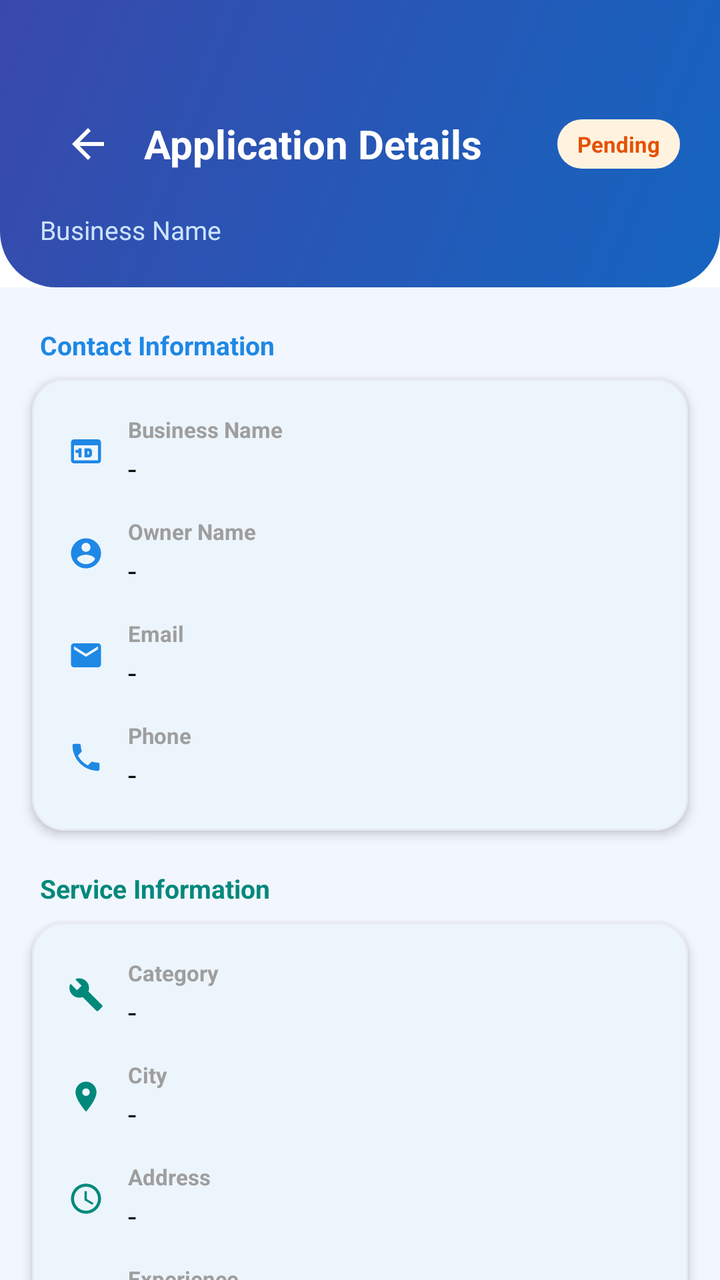
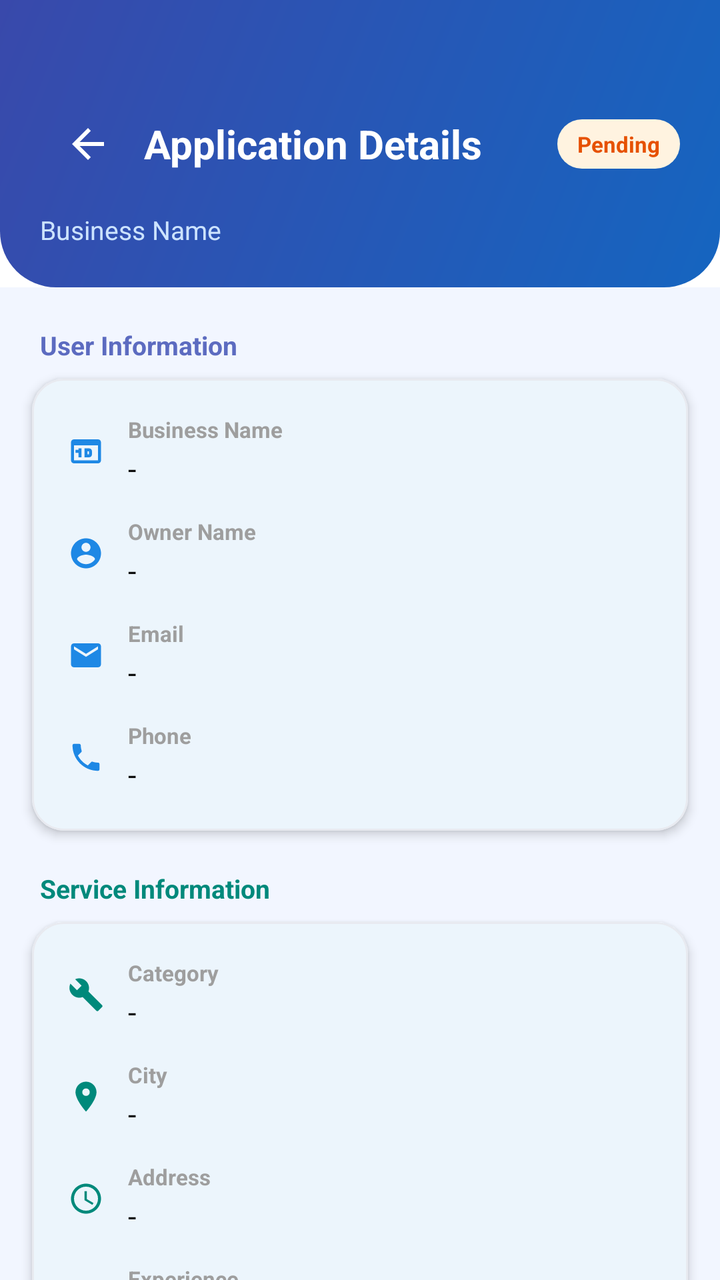

Screens rendered from an Android XML layout before and after an edit, with the pre-edit source and the edit as a unified diff.
<!-- AndroidManifest.xml: application theme Theme.QuickFix -->
<!-- res/layout/activity_provider_application_detail.xml -->
<?xml version="1.0" encoding="utf-8"?>
<androidx.coordinatorlayout.widget.CoordinatorLayout
    xmlns:android="http://schemas.android.com/apk/res/android"
    xmlns:app="http://schemas.android.com/apk/res-auto"
    android:layout_width="match_parent"
    android:layout_height="match_parent"
    android:background="#F2F6FF">

    
    <com.google.android.material.appbar.AppBarLayout
        android:id="@+id/appBarLayout"
        android:layout_width="match_parent"
        android:layout_height="wrap_content"
        android:theme="@style/ThemeOverlay.AppCompat.Dark.ActionBar"
        app:elevation="0dp">

        <LinearLayout
            android:layout_width="match_parent"
            android:layout_height="wrap_content"
            android:orientation="vertical"
            android:background="@drawable/bg_user_mgmt_header"
            android:paddingStart="20dp"
            android:paddingEnd="20dp"
            android:paddingTop="48dp"
            android:paddingBottom="20dp">

            <LinearLayout
                android:layout_width="match_parent"
                android:layout_height="wrap_content"
                android:orientation="horizontal"
                android:gravity="center_vertical"
                android:layout_marginBottom="10dp">

                <androidx.appcompat.widget.Toolbar
                    android:id="@+id/toolbar"
                    android:layout_width="48dp"
                    android:layout_height="48dp"
                    android:background="@android:color/transparent"
                    app:navigationIcon="@drawable/ic_arrow_back_white"
                    app:titleTextColor="@color/white" />

                <TextView
                    android:layout_width="0dp"
                    android:layout_height="wrap_content"
                    android:layout_weight="1"
                    android:text="Application Details"
                    android:textColor="@color/white"
                    android:textSize="20sp"
                    android:textStyle="bold"
                    android:layout_marginStart="4dp" />

                
                <TextView
                    android:id="@+id/tvHeaderStatus"
                    android:layout_width="wrap_content"
                    android:layout_height="wrap_content"
                    android:text="Pending"
                    android:textColor="#E65100"
                    android:background="@drawable/bg_status_pending"
                    android:textSize="11sp"
                    android:textStyle="bold"
                    android:paddingHorizontal="10dp"
                    android:paddingVertical="5dp" />
            </LinearLayout>

            <TextView
                android:id="@+id/tvHeaderBusinessName"
                android:layout_width="wrap_content"
                android:layout_height="wrap_content"
                android:text="Business Name"
                android:textColor="#CCE3FF"
                android:textSize="13sp" />
        </LinearLayout>
    </com.google.android.material.appbar.AppBarLayout>

    
    <androidx.core.widget.NestedScrollView
        android:layout_width="match_parent"
        android:layout_height="match_parent"
        app:layout_behavior="@string/appbar_scrolling_view_behavior">

        <LinearLayout
            android:layout_width="match_parent"
            android:layout_height="wrap_content"
            android:orientation="vertical"
            android:paddingBottom="100dp">

            
            <TextView
                android:layout_width="match_parent"
                android:layout_height="wrap_content"
                android:paddingHorizontal="20dp"
                android:paddingTop="20dp"
                android:paddingBottom="8dp"
                android:text="Contact Information"
                android:textColor="#1E88E5"
                android:textSize="13sp"
                android:textStyle="bold" />

            <com.google.android.material.card.MaterialCardView
                android:layout_width="match_parent"
                android:layout_height="wrap_content"
                android:layout_marginHorizontal="16dp"
                app:cardCornerRadius="16dp"
                app:cardElevation="3dp"
                app:cardBackgroundColor="@color/card_bg"
                app:strokeColor="#E8EAF0"
                app:strokeWidth="1dp">

                <LinearLayout
                    android:layout_width="match_parent"
                    android:layout_height="wrap_content"
                    android:orientation="vertical"
                    android:padding="18dp">

                    
                    <LinearLayout android:layout_width="match_parent" android:layout_height="wrap_content"
                        android:orientation="horizontal" android:gravity="center_vertical"
                        android:layout_marginBottom="14dp">
                        <ImageView android:layout_width="18dp" android:layout_height="18dp"
                            android:src="@drawable/ic_business" app:tint="#1E88E5"
                            android:layout_marginEnd="12dp" />
                        <LinearLayout android:layout_width="0dp" android:layout_height="wrap_content"
                            android:layout_weight="1" android:orientation="vertical">
                            <TextView android:layout_width="wrap_content" android:layout_height="wrap_content"
                                android:text="Business Name" android:textColor="#9E9E9E"
                                android:textSize="11sp" android:textStyle="bold" />
                            <TextView android:id="@+id/tvBusinessName"
                                android:layout_width="wrap_content" android:layout_height="wrap_content"
                                android:textColor="#0D0D0D" android:textSize="15sp"
                                android:layout_marginTop="2dp" android:text="-" />
                        </LinearLayout>
                    </LinearLayout>

                    
                    <LinearLayout android:layout_width="match_parent" android:layout_height="wrap_content"
                        android:orientation="horizontal" android:gravity="center_vertical"
                        android:layout_marginBottom="14dp">
                        <ImageView android:layout_width="18dp" android:layout_height="18dp"
                            android:src="@drawable/ic_person" app:tint="#1E88E5"
                            android:layout_marginEnd="12dp" />
                        <LinearLayout android:layout_width="0dp" android:layout_height="wrap_content"
                            android:layout_weight="1" android:orientation="vertical">
                            <TextView android:layout_width="wrap_content" android:layout_height="wrap_content"
                                android:text="Owner Name" android:textColor="#9E9E9E"
                                android:textSize="11sp" android:textStyle="bold" />
                            <TextView android:id="@+id/tvOwnerName"
                                android:layout_width="wrap_content" android:layout_height="wrap_content"
                                android:textColor="#0D0D0D" android:textSize="15sp"
                                android:layout_marginTop="2dp" android:text="-" />
                        </LinearLayout>
                    </LinearLayout>

                    
                    <LinearLayout android:layout_width="match_parent" android:layout_height="wrap_content"
                        android:orientation="horizontal" android:gravity="center_vertical"
                        android:layout_marginBottom="14dp">
                        <ImageView android:layout_width="18dp" android:layout_height="18dp"
                            android:src="@drawable/ic_email" app:tint="#1E88E5"
                            android:layout_marginEnd="12dp" />
                        <LinearLayout android:layout_width="0dp" android:layout_height="wrap_content"
                            android:layout_weight="1" android:orientation="vertical">
                            <TextView android:layout_width="wrap_content" android:layout_height="wrap_content"
                                android:text="Email" android:textColor="#9E9E9E"
                                android:textSize="11sp" android:textStyle="bold" />
                            <TextView android:id="@+id/tvEmail"
                                android:layout_width="wrap_content" android:layout_height="wrap_content"
                                android:textColor="#0D0D0D" android:textSize="15sp"
                                android:layout_marginTop="2dp" android:text="-" />
                        </LinearLayout>
                    </LinearLayout>

                    
                    <LinearLayout android:layout_width="match_parent" android:layout_height="wrap_content"
                        android:orientation="horizontal" android:gravity="center_vertical">
                        <ImageView android:layout_width="18dp" android:layout_height="18dp"
                            android:src="@drawable/ic_phone" app:tint="#1E88E5"
                            android:layout_marginEnd="12dp" />
                        <LinearLayout android:layout_width="0dp" android:layout_height="wrap_content"
                            android:layout_weight="1" android:orientation="vertical">
                            <TextView android:layout_width="wrap_content" android:layout_height="wrap_content"
                                android:text="Phone" android:textColor="#9E9E9E"
                                android:textSize="11sp" android:textStyle="bold" />
                            <TextView android:id="@+id/tvPhone"
                                android:layout_width="wrap_content" android:layout_height="wrap_content"
                                android:textColor="#0D0D0D" android:textSize="15sp"
                                android:layout_marginTop="2dp" android:text="-" />
                        </LinearLayout>
                    </LinearLayout>
                </LinearLayout>
            </com.google.android.material.card.MaterialCardView>

            
            <TextView
                android:layout_width="match_parent"
                android:layout_height="wrap_content"
                android:paddingHorizontal="20dp"
                android:paddingTop="20dp"
                android:paddingBottom="8dp"
                android:text="Service Information"
                android:textColor="#00897B"
                android:textSize="13sp"
                android:textStyle="bold" />

            <com.google.android.material.card.MaterialCardView
                android:layout_width="match_parent"
                android:layout_height="wrap_content"
                android:layout_marginHorizontal="16dp"
                app:cardCornerRadius="16dp"
                app:cardElevation="3dp"
                app:cardBackgroundColor="@color/card_bg"
                app:strokeColor="#E8EAF0"
                app:strokeWidth="1dp">

                <LinearLayout
                    android:layout_width="match_parent"
                    android:layout_height="wrap_content"
                    android:orientation="vertical"
                    android:padding="18dp">

                    
                    <LinearLayout android:layout_width="match_parent" android:layout_height="wrap_content"
                        android:orientation="horizontal" android:gravity="center_vertical"
                        android:layout_marginBottom="14dp">
                        <ImageView android:layout_width="18dp" android:layout_height="18dp"
                            android:src="@drawable/ic_services" app:tint="#00897B"
                            android:layout_marginEnd="12dp" />
                        <LinearLayout android:layout_width="0dp" android:layout_height="wrap_content"
                            android:layout_weight="1" android:orientation="vertical">
                            <TextView android:layout_width="wrap_content" android:layout_height="wrap_content"
                                android:text="Category" android:textColor="#9E9E9E"
                                android:textSize="11sp" android:textStyle="bold" />
                            <TextView android:id="@+id/tvCategory"
                                android:layout_width="wrap_content" android:layout_height="wrap_content"
                                android:textColor="#0D0D0D" android:textSize="15sp"
                                android:layout_marginTop="2dp" android:text="-" />
                        </LinearLayout>
                    </LinearLayout>

                    
                    <LinearLayout android:layout_width="match_parent" android:layout_height="wrap_content"
                        android:orientation="horizontal" android:gravity="center_vertical"
                        android:layout_marginBottom="14dp">
                        <ImageView android:layout_width="18dp" android:layout_height="18dp"
                            android:src="@drawable/ic_city" app:tint="#00897B"
                            android:layout_marginEnd="12dp" />
                        <LinearLayout android:layout_width="0dp" android:layout_height="wrap_content"
                            android:layout_weight="1" android:orientation="vertical">
                            <TextView android:layout_width="wrap_content" android:layout_height="wrap_content"
                                android:text="City" android:textColor="#9E9E9E"
                                android:textSize="11sp" android:textStyle="bold" />
                            <TextView android:id="@+id/tvCity"
                                android:layout_width="wrap_content" android:layout_height="wrap_content"
                                android:textColor="#0D0D0D" android:textSize="15sp"
                                android:layout_marginTop="2dp" android:text="-" />
                        </LinearLayout>
                    </LinearLayout>

                    
                    <LinearLayout android:layout_width="match_parent" android:layout_height="wrap_content"
                        android:orientation="horizontal" android:gravity="center_vertical"
                        android:layout_marginBottom="14dp">
                        <ImageView android:layout_width="18dp" android:layout_height="18dp"
                            android:src="@drawable/ic_location" app:tint="#00897B"
                            android:layout_marginEnd="12dp" />
                        <LinearLayout android:layout_width="0dp" android:layout_height="wrap_content"
                            android:layout_weight="1" android:orientation="vertical">
                            <TextView android:layout_width="wrap_content" android:layout_height="wrap_content"
                                android:text="Address" android:textColor="#9E9E9E"
                                android:textSize="11sp" android:textStyle="bold" />
                            <TextView android:id="@+id/tvAddress"
                                android:layout_width="wrap_content" android:layout_height="wrap_content"
                                android:textColor="#0D0D0D" android:textSize="15sp"
                                android:layout_marginTop="2dp" android:text="-" />
                        </LinearLayout>
                    </LinearLayout>

                    
                    <LinearLayout android:layout_width="match_parent" android:layout_height="wrap_content"
                        android:orientation="horizontal" android:gravity="center_vertical"
                        android:layout_marginBottom="14dp">
                        <ImageView android:layout_width="18dp" android:layout_height="18dp"
                            android:src="@drawable/ic_calendar" app:tint="#00897B"
                            android:layout_marginEnd="12dp" />
                        <LinearLayout android:layout_width="0dp" android:layout_height="wrap_content"
                            android:layout_weight="1" android:orientation="vertical">
                            <TextView android:layout_width="wrap_content" android:layout_height="wrap_content"
                                android:text="Experience" android:textColor="#9E9E9E"
                                android:textSize="11sp" android:textStyle="bold" />
                            <TextView android:id="@+id/tvExperience"
                                android:layout_width="wrap_content" android:layout_height="wrap_content"
                                android:textColor="#0D0D0D" android:textSize="15sp"
                                android:layout_marginTop="2dp" android:text="-" />
                        </LinearLayout>
                    </LinearLayout>

                    
                    <LinearLayout android:layout_width="match_parent" android:layout_height="wrap_content"
                        android:orientation="horizontal" android:gravity="top">
                        <ImageView android:layout_width="18dp" android:layout_height="18dp"
                            android:src="@drawable/ic_content" app:tint="#00897B"
                            android:layout_marginEnd="12dp"
                            android:layout_marginTop="2dp" />
                        <LinearLayout android:layout_width="0dp" android:layout_height="wrap_content"
                            android:layout_weight="1" android:orientation="vertical">
                            <TextView android:layout_width="wrap_content" android:layout_height="wrap_content"
                                android:text="Description" android:textColor="#9E9E9E"
                                android:textSize="11sp" android:textStyle="bold" />
                            <TextView android:id="@+id/tvDescription"
                                android:layout_width="match_parent" android:layout_height="wrap_content"
                                android:textColor="@color/text_primary" android:textSize="14sp"
                                android:layout_marginTop="2dp"
                                android:lineSpacingMultiplier="1.4"
                                android:text="-" />
                        </LinearLayout>
                    </LinearLayout>
                </LinearLayout>
            </com.google.android.material.card.MaterialCardView>

            
            <TextView
                android:layout_width="match_parent"
                android:layout_height="wrap_content"
                android:paddingHorizontal="20dp"
                android:paddingTop="20dp"
                android:paddingBottom="8dp"
                android:text="Application Info"
                android:textColor="#7B1FA2"
                android:textSize="13sp"
                android:textStyle="bold" />

            <com.google.android.material.card.MaterialCardView
                android:layout_width="match_parent"
                android:layout_height="wrap_content"
                android:layout_marginHorizontal="16dp"
                app:cardCornerRadius="16dp"
                app:cardElevation="3dp"
                app:cardBackgroundColor="@color/card_bg"
                app:strokeColor="#E8EAF0"
                app:strokeWidth="1dp">

                <LinearLayout
                    android:layout_width="match_parent"
                    android:layout_height="wrap_content"
                    android:orientation="vertical"
                    android:padding="18dp">

                    
                    <LinearLayout android:layout_width="match_parent" android:layout_height="wrap_content"
                        android:orientation="horizontal" android:gravity="center_vertical"
                        android:layout_marginBottom="14dp">
                        <ImageView android:layout_width="18dp" android:layout_height="18dp"
                            android:src="@drawable/ic_calendar" app:tint="#7B1FA2"
                            android:layout_marginEnd="12dp" />
                        <LinearLayout android:layout_width="0dp" android:layout_height="wrap_content"
                            android:layout_weight="1" android:orientation="vertical">
                            <TextView android:layout_width="wrap_content" android:layout_height="wrap_content"
                                android:text="Date Applied" android:textColor="#9E9E9E"
                                android:textSize="11sp" android:textStyle="bold" />
                            <TextView android:id="@+id/tvDate"
                                android:layout_width="wrap_content" android:layout_height="wrap_content"
                                android:textColor="#0D0D0D" android:textSize="15sp"
                                android:layout_marginTop="2dp" android:text="-" />
                        </LinearLayout>
                    </LinearLayout>

                    
                    <LinearLayout
                        android:id="@+id/layoutRejectionReason"
                        android:layout_width="match_parent"
                        android:layout_height="wrap_content"
                        android:orientation="horizontal"
                        android:gravity="center_vertical"
                        android:visibility="gone">
                        <ImageView android:layout_width="18dp" android:layout_height="18dp"
                            android:src="@drawable/ic_close" app:tint="#D32F2F"
                            android:layout_marginEnd="12dp" />
                        <LinearLayout android:layout_width="0dp" android:layout_height="wrap_content"
                            android:layout_weight="1" android:orientation="vertical">
                            <TextView android:layout_width="wrap_content" android:layout_height="wrap_content"
                                android:text="Rejection Reason" android:textColor="#D32F2F"
                                android:textSize="11sp" android:textStyle="bold" />
                            <TextView android:id="@+id/tvRejectionReason"
                                android:layout_width="wrap_content" android:layout_height="wrap_content"
                                android:textColor="#B71C1C" android:textSize="14sp"
                                android:layout_marginTop="2dp" android:text="-" />
                        </LinearLayout>
                    </LinearLayout>
                </LinearLayout>
            </com.google.android.material.card.MaterialCardView>

            
            <TextView
                android:layout_width="match_parent"
                android:layout_height="wrap_content"
                android:paddingHorizontal="20dp"
                android:paddingTop="20dp"
                android:paddingBottom="8dp"
                android:text="Uploaded Files"
                android:textColor="#E65100"
                android:textSize="13sp"
                android:textStyle="bold" />

            <com.google.android.material.card.MaterialCardView
                android:layout_width="match_parent"
                android:layout_height="wrap_content"
                android:layout_marginHorizontal="16dp"
                app:cardCornerRadius="16dp"
                app:cardElevation="3dp"
                app:cardBackgroundColor="@color/card_bg"
                app:strokeColor="#E8EAF0"
                app:strokeWidth="1dp">

                <LinearLayout
                    android:layout_width="match_parent"
                    android:layout_height="wrap_content"
                    android:orientation="vertical"
                    android:padding="18dp">

                    
                    <LinearLayout android:layout_width="match_parent" android:layout_height="wrap_content"
                        android:orientation="horizontal" android:gravity="center_vertical"
                        android:layout_marginBottom="14dp">
                        <ImageView android:layout_width="18dp" android:layout_height="18dp"
                            android:src="@drawable/ic_business" app:tint="#E65100"
                            android:layout_marginEnd="12dp" />
                        <LinearLayout android:layout_width="0dp" android:layout_height="wrap_content"
                            android:layout_weight="1" android:orientation="vertical">
                            <TextView android:layout_width="wrap_content" android:layout_height="wrap_content"
                                android:text="Business Image" android:textColor="#9E9E9E"
                                android:textSize="11sp" android:textStyle="bold" />
                            <TextView android:id="@+id/tvBusinessImage"
                                android:layout_width="wrap_content" android:layout_height="wrap_content"
                                android:textColor="#1E88E5" android:textSize="14sp"
                                android:layout_marginTop="2dp"
                                android:text="Tap to view image"
                                android:clickable="true"
                                android:focusable="true"
                                android:background="?attr/selectableItemBackgroundBorderless" />
                        </LinearLayout>
                    </LinearLayout>

                    
                    <LinearLayout android:layout_width="match_parent" android:layout_height="wrap_content"
                        android:orientation="horizontal" android:gravity="center_vertical">
                        <ImageView android:layout_width="18dp" android:layout_height="18dp"
                            android:src="@drawable/ic_lock" app:tint="#D32F2F"
                            android:layout_marginEnd="12dp" />
                        <LinearLayout android:layout_width="0dp" android:layout_height="wrap_content"
                            android:layout_weight="1" android:orientation="vertical">
                            <TextView android:layout_width="wrap_content" android:layout_height="wrap_content"
                                android:text="ID Proof (Admin Only)" android:textColor="#D32F2F"
                                android:textSize="11sp" android:textStyle="bold" />
                            <LinearLayout android:layout_width="wrap_content" android:layout_height="wrap_content"
                                android:orientation="horizontal" android:gravity="center_vertical"
                                android:layout_marginTop="4dp">
                                <ProgressBar
                                    android:id="@+id/pbIdProof"
                                    android:layout_width="16dp"
                                    android:layout_height="16dp"
                                    android:indeterminateTint="#D32F2F"
                                    android:visibility="gone"
                                    android:layout_marginEnd="6dp" />
                                <TextView android:id="@+id/tvIdProof"
                                    android:layout_width="wrap_content" android:layout_height="wrap_content"
                                    android:textColor="#D32F2F" android:textSize="14sp"
                                    android:text="Tap to view ID proof (secure)"
                                    android:clickable="true"
                                    android:focusable="true"
                                    android:background="?attr/selectableItemBackgroundBorderless" />
                            </LinearLayout>
                        </LinearLayout>
                    </LinearLayout>
                </LinearLayout>
            </com.google.android.material.card.MaterialCardView>

            
            <LinearLayout
                android:id="@+id/layoutActionButtons"
                android:layout_width="match_parent"
                android:layout_height="wrap_content"
                android:orientation="horizontal"
                android:layout_marginHorizontal="16dp"
                android:layout_marginTop="24dp"
                android:visibility="gone">

                <com.google.android.material.button.MaterialButton
                    android:id="@+id/btnReject"
                    style="@style/Widget.MaterialComponents.Button.OutlinedButton"
                    android:layout_width="0dp"
                    android:layout_height="52dp"
                    android:layout_weight="1"
                    android:layout_marginEnd="10dp"
                    android:text="Reject"
                    android:textColor="#D32F2F"
                    android:textSize="15sp"
                    android:textStyle="bold"
                    app:cornerRadius="12dp"
                    app:strokeColor="#D32F2F"
                    app:strokeWidth="1.5dp" />

                <com.google.android.material.button.MaterialButton
                    android:id="@+id/btnApprove"
                    style="@style/Widget.MaterialComponents.Button"
                    android:layout_width="0dp"
                    android:layout_height="52dp"
                    android:layout_weight="1"
                    android:text="Approve"
                    android:textColor="@color/white"
                    android:textSize="15sp"
                    android:textStyle="bold"
                    app:backgroundTint="#388E3C"
                    app:cornerRadius="12dp" />
            </LinearLayout>

            
            <ProgressBar
                android:id="@+id/progressBar"
                android:layout_width="40dp"
                android:layout_height="40dp"
                android:layout_gravity="center"
                android:layout_marginTop="16dp"
                android:indeterminateTint="@color/primary"
                android:visibility="gone"
                android:layout_marginHorizontal="16dp" />

        </LinearLayout>
    </androidx.core.widget.NestedScrollView>

</androidx.coordinatorlayout.widget.CoordinatorLayout>
<!-- resources referenced by this layout -->
<resources>
  <color name="card_bg">#FFFFFF</color>
  <color name="primary">#1E88E5</color>
  <color name="text_primary">#1A1A2E</color>
  <color name="white">#FFFFFFFF</color>
  <!-- drawable bg_status_pending (drawable) -->
  <?xml version="1.0" encoding="utf-8"?>
  <shape xmlns:android="http://schemas.android.com/apk/res/android"
      android:shape="rectangle">
      <solid android:color="#FFF3E0" />
      <corners android:radius="20dp" />
      <padding
          android:left="10dp"
          android:top="4dp"
          android:right="10dp"
          android:bottom="4dp" />
  </shape>
  <!-- drawable bg_user_mgmt_header (drawable) -->
  <?xml version="1.0" encoding="utf-8"?>
  <shape xmlns:android="http://schemas.android.com/apk/res/android">
      <gradient
          android:startColor="#1565C0"
          android:endColor="#3949AB"
          android:angle="135"/>
      <corners android:bottomLeftRadius="28dp" android:bottomRightRadius="28dp"/>
  </shape>
  <!-- drawable ic_arrow_back_white (drawable) -->
  <vector xmlns:android="http://schemas.android.com/apk/res/android"
      android:width="24dp"
      android:height="24dp"
      android:viewportWidth="24"
      android:viewportHeight="24">
      <path
          android:fillColor="#FFFFFF"
          android:pathData="M20,11H7.83l5.59,-5.59L12,4l-8,8 8,8 1.41,-1.41L7.83,13H20v-2z" />
  </vector>
  <!-- drawable ic_calendar (drawable) -->
  <?xml version="1.0" encoding="utf-8"?>
  <vector xmlns:android="http://schemas.android.com/apk/res/android"
      android:width="24dp"
      android:height="24dp"
      android:viewportWidth="24"
      android:viewportHeight="24">
      <path
          android:fillColor="#666666"
          android:pathData="M19,3h-1V1h-2v2H8V1H6v2H5C3.89,3 3.01,3.9 3.01,5L3,19c0,1.1 0.89,2 2,2h14c1.1,0 2,-0.9 2,-2V5C21,3.9 20.1,3 19,3zM19,19H5V8h14V19zM7,10h5v5H7V10z"/>
  </vector>
  <!-- drawable ic_close (drawable) -->
  <vector xmlns:android="http://schemas.android.com/apk/res/android"
      android:width="24dp"
      android:height="24dp"
      android:viewportWidth="24"
      android:viewportHeight="24">
      <path
          android:fillColor="#FFFFFF"
          android:pathData="M19,6.41L17.59,5 12,10.59 6.41,5 5,6.41 10.59,12 5,17.59 6.41,19 12,13.41 17.59,19 19,17.59 13.41,12z"/>
  </vector>
  <!-- drawable ic_content (drawable) -->
  <?xml version="1.0" encoding="utf-8"?>
  <vector xmlns:android="http://schemas.android.com/apk/res/android"
      android:width="24dp"
      android:height="24dp"
      android:viewportWidth="24"
      android:viewportHeight="24">
      <path
          android:fillColor="#FF000000"
          android:pathData="M3,13h8V3H3v10zM3,21h8v-6H3v6zM13,21h8V11h-8v10zM13,3v6h8V3h-8z"/>
  </vector>
  <!-- drawable ic_email (drawable) -->
  <vector xmlns:android="http://schemas.android.com/apk/res/android"
      android:width="24dp"
      android:height="24dp"
      android:viewportWidth="24"
      android:viewportHeight="24">
      <path
          android:fillColor="#757575"
          android:pathData="M20,4L4,4c-1.1,0 -1.99,0.9 -1.99,2L2,18c0,1.1 0.9,2 2,2h16c1.1,0 2,-0.9 2,-2L22,6c0,-1.1 -0.9,-2 -2,-2zM20,8l-8,5 -8,-5L4,6l8,5 8,-5v2z"/>
  </vector>
  <style name="Theme.QuickFix" parent="Base.Theme.QuickFix" />
  <color name="primary_dark">#1565C0</color>
  <color name="accent_green">#43A047</color>
  <color name="screen_background">#F4F7FB</color>
  <style name="Theme.QuickFix.BottomSheet" parent="ThemeOverlay.Material3.BottomSheetDialog">
          <item name="colorSurface">@color/card_bg</item>
          <item name="colorOnSurface">@color/text_primary</item>
          <item name="android:colorBackground">@color/card_bg</item>
      </style>
  <!-- unchanged entries left out for length: 8 -->
</resources>

<!-- the commit's change to res/layout/activity_provider_application_detail.xml (unified diff, before → after) -->
@@ -92,8 +92,8 @@
                 android:paddingHorizontal="20dp"
                 android:paddingTop="20dp"
                 android:paddingBottom="8dp"
-                android:text="Contact Information"
-                android:textColor="#1E88E5"
+                android:text="User Information"
+                android:textColor="#5C6BC0"
                 android:textSize="13sp"
                 android:textStyle="bold" />
 
